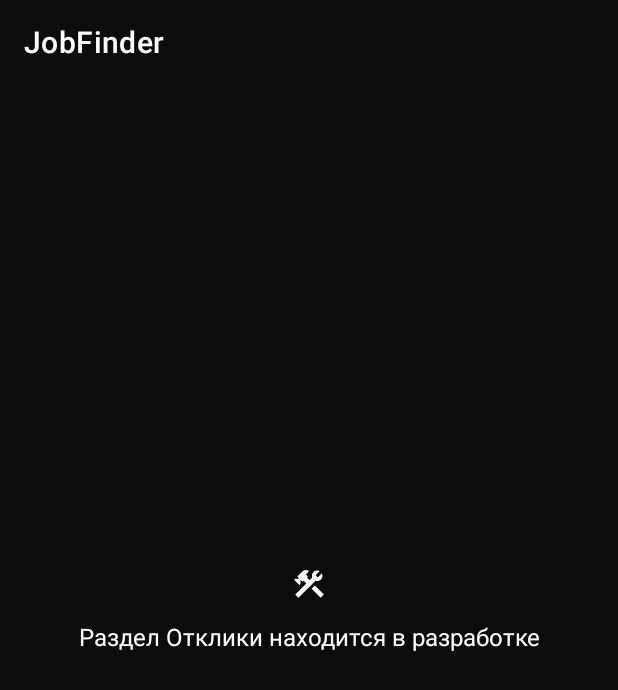
After one commit to Basalygina/JobFinder, an Android app: the fragment ApplicationsFragment shown on its own in the app's theme, on a phone screen of 412 x 824 dp. The commit adds this screen. Shown: the top 690 px of the screen. Run offline under Robolectric (Android 15) with nearby library versions, the light colour scheme and no system bars.

Commit message:
Set up navigation and added placeholder screens for Applications, Messages, and Profile

```diff
--- /dev/null
+++ b/app/src/main/java/com/example/jobfinder/ui/applications/ApplicationsFragment.kt
@@ -0,0 +1,22 @@
+package com.example.jobfinder.ui.applications
+
+import android.os.Bundle
+import android.view.LayoutInflater
+import android.view.View
+import android.view.ViewGroup
+import android.widget.TextView
+import androidx.fragment.app.Fragment
+import com.example.jobfinder.R
+
+class ApplicationsFragment : Fragment() {
+
+    override fun onCreateView(
+        inflater: LayoutInflater, container: ViewGroup?,
+        savedInstanceState: Bundle?
+    ): View {
+        val view = inflater.inflate(R.layout.fragment_placeholder, container, false)
+        view.findViewById<TextView>(R.id.placeholder_label).text =
+            getString(R.string.screen_placeholder, getString(R.string.menu_applications))
+        return view
+    }
+}
--- /dev/null
+++ b/app/src/main/java/com/example/jobfinder/ui/favorite/FavoritesFragment.kt
@@ -0,0 +1,6 @@
+package com.example.jobfinder.ui.favorite
+
+import androidx.fragment.app.Fragment
+
+class FavoritesFragment : Fragment() {
+}
--- /dev/null
+++ b/app/src/main/java/com/example/jobfinder/ui/search/SearchFragment.kt
@@ -0,0 +1,6 @@
+package com.example.jobfinder.ui.search
+
+import androidx.fragment.app.Fragment
+
+class SearchFragment : Fragment() {
+}
--- /dev/null
+++ b/app/src/main/res/color/bottom_navigation_color_selector.xml
@@ -0,0 +1,5 @@
+<?xml version="1.0" encoding="utf-8"?>
+<selector xmlns:android="http://schemas.android.com/apk/res/android">
+    <item android:color="@color/blue" android:state_checked="true" />
+    <item android:color="@color/grey_4" android:state_checked="false"/>
+</selector>
--- /dev/null
+++ b/app/src/main/res/drawable/ic_construction.xml
@@ -0,0 +1,7 @@
+<vector xmlns:android="http://schemas.android.com/apk/res/android" android:height="24dp" android:tint="#ffffff" android:viewportHeight="24" android:viewportWidth="24" android:width="24dp">
+
+    <path android:fillColor="@android:color/white" android:pathData="M13.783,15.172l2.121,-2.121l5.996,5.996l-2.121,2.121z"/>
+
+    <path android:fillColor="@android:color/white" android:pathData="M17.5,10c1.93,0 3.5,-1.57 3.5,-3.5c0,-0.58 -0.16,-1.12 -0.41,-1.6l-2.7,2.7L16.4,6.11l2.7,-2.7C18.62,3.16 18.08,3 17.5,3C15.57,3 14,4.57 14,6.5c0,0.41 0.08,0.8 0.21,1.16l-1.85,1.85l-1.78,-1.78l0.71,-0.71L9.88,5.61L12,3.49c-1.17,-1.17 -3.07,-1.17 -4.24,0L4.22,7.03l1.41,1.41H2.81L2.1,9.15l3.54,3.54l0.71,-0.71V9.15l1.41,1.41l0.71,-0.71l1.78,1.78l-7.41,7.41l2.12,2.12L16.34,9.79C16.7,9.92 17.09,10 17.5,10z"/>
+
+</vector>
--- /dev/null
+++ b/app/src/main/res/layout/fragment_placeholder.xml
@@ -0,0 +1,33 @@
+<?xml version="1.0" encoding="utf-8"?>
+<androidx.constraintlayout.widget.ConstraintLayout xmlns:android="http://schemas.android.com/apk/res/android"
+    xmlns:app="http://schemas.android.com/apk/res-auto"
+    xmlns:tools="http://schemas.android.com/tools"
+    android:layout_width="match_parent"
+    android:layout_height="match_parent"
+    android:background="@color/black">
+
+    <ImageView
+        android:id="@+id/placeholder_icon"
+        android:layout_width="wrap_content"
+        android:layout_height="wrap_content"
+        android:layout_marginBottom="@dimen/size_12dp"
+        android:src="@drawable/ic_construction"
+        app:layout_constraintBottom_toTopOf="@+id/placeholder_label"
+        app:layout_constraintEnd_toEndOf="parent"
+        app:layout_constraintStart_toStartOf="parent" />
+
+    <TextView
+        android:id="@+id/placeholder_label"
+        android:layout_width="wrap_content"
+        android:layout_height="wrap_content"
+        android:layout_marginBottom="@dimen/size_32dp"
+        tools:text="@string/screen_placeholder"
+        android:textColor="@color/white"
+        android:textSize="@dimen/size_16sp"
+        android:textAlignment="center"
+        app:layout_constraintBottom_toBottomOf="parent"
+        app:layout_constraintEnd_toEndOf="parent"
+        app:layout_constraintStart_toStartOf="parent"
+        app:layout_constraintTop_toTopOf="parent" />
+
+</androidx.constraintlayout.widget.ConstraintLayout>
--- a/app/src/main/res/values/strings.xml
+++ b/app/src/main/res/values/strings.xml
@@ -4,7 +4,7 @@
     <!--Основное меню -->
     <string name="menu_search">Поиск</string>
     <string name="menu_favorite">Избранное</string>
-    <string name="menu_responses">Отклики</string>
+    <string name="menu_applications">Отклики</string>
     <string name="menu_messages">Сообщения</string>
     <string name="menu_profile">Профиль</string>
 
@@ -39,4 +39,7 @@
         <item quantity="other">%d вакансий</item>
     </plurals>
 
+    <!--Остальные экраны -->
+    <string name="screen_placeholder">"Раздел %s находится в разработке</string>
+
 </resources>
--- a/app/src/main/res/values/themes.xml
+++ b/app/src/main/res/values/themes.xml
@@ -1,8 +1,15 @@
 <resources xmlns:tools="http://schemas.android.com/tools">
     <!-- Base application theme. -->
-    <style name="Base.Theme.JobFinder" parent="Theme.Material3.DayNight.NoActionBar">
-        <!-- Customize your light theme here. -->
-        <!-- <item name="colorPrimary">@color/my_light_primary</item> -->
+    <style name="Base.Theme.JobFinder" parent="Theme.MaterialComponents.Light.DarkActionBar">
+        <item name="colorPrimary">@color/black</item>
+        <item name="colorPrimaryVariant">@color/black</item>
+        <item name="colorOnPrimary">@color/white</item>
+        <item name="colorSecondary">@color/green</item>
+        <item name="colorOnSecondary">@color/white</item>
+        <!-- Status bar color. -->
+        <item name="android:statusBarColor">@color/black</item>
+        <item name="colorSurfaceContainer">@color/black</item>
+        <item name="android:navigationBarColor">@color/black</item>
     </style>
 
     <style name="Theme.JobFinder" parent="Base.Theme.JobFinder" />
```
Also changed, not shown: app/src/main/java/com/example/jobfinder/MainActivity.kt (+12 -8 lines), app/src/main/java/com/example/jobfinder/ui/messages/MessagesFragment.kt (added, +22 -0 lines), app/src/main/java/com/example/jobfinder/ui/profile/ProfileFragment.kt (added, +22 -0 lines), app/src/main/res/layout/activity_main.xml (+36 -4 lines), app/src/main/res/menu/bottom_navigation_menu.xml (added, +23 -0 lines), app/src/main/res/navigation/navigation_graph.xml (added, +31 -0 lines), app/src/main/res/values/dimens.xml (added, +21 -0 lines), app/src/main/res/drawable/ic_menu_applications.xml (renamed from app/src/main/res/drawable/ic_menu_responses.xml).
